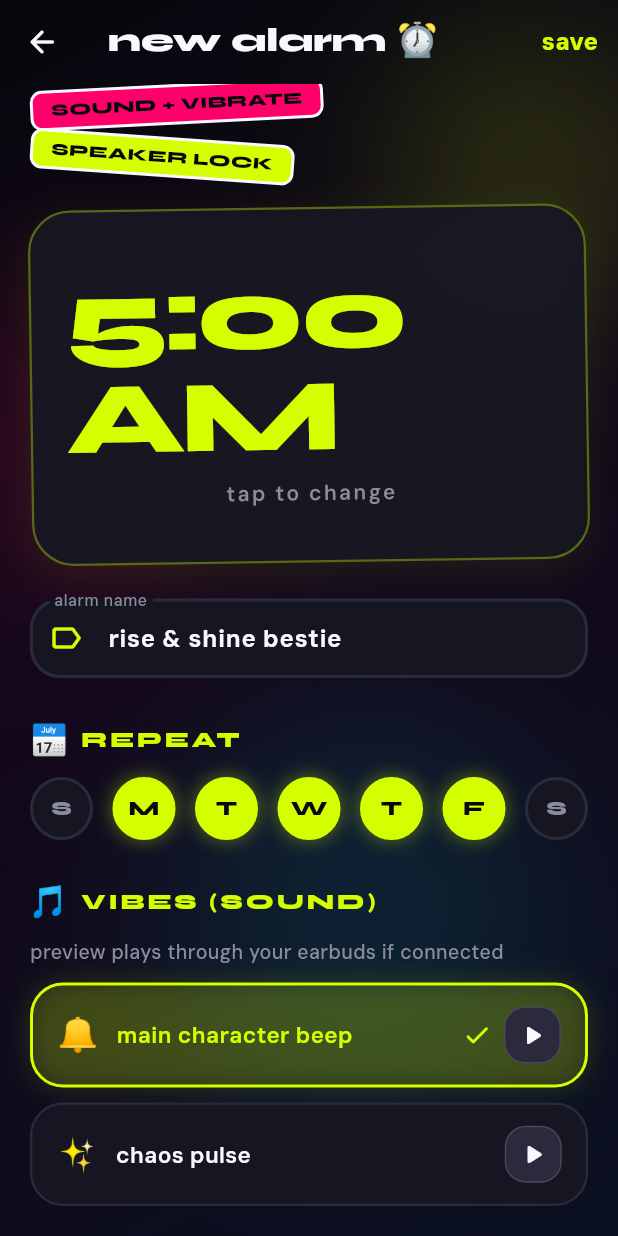
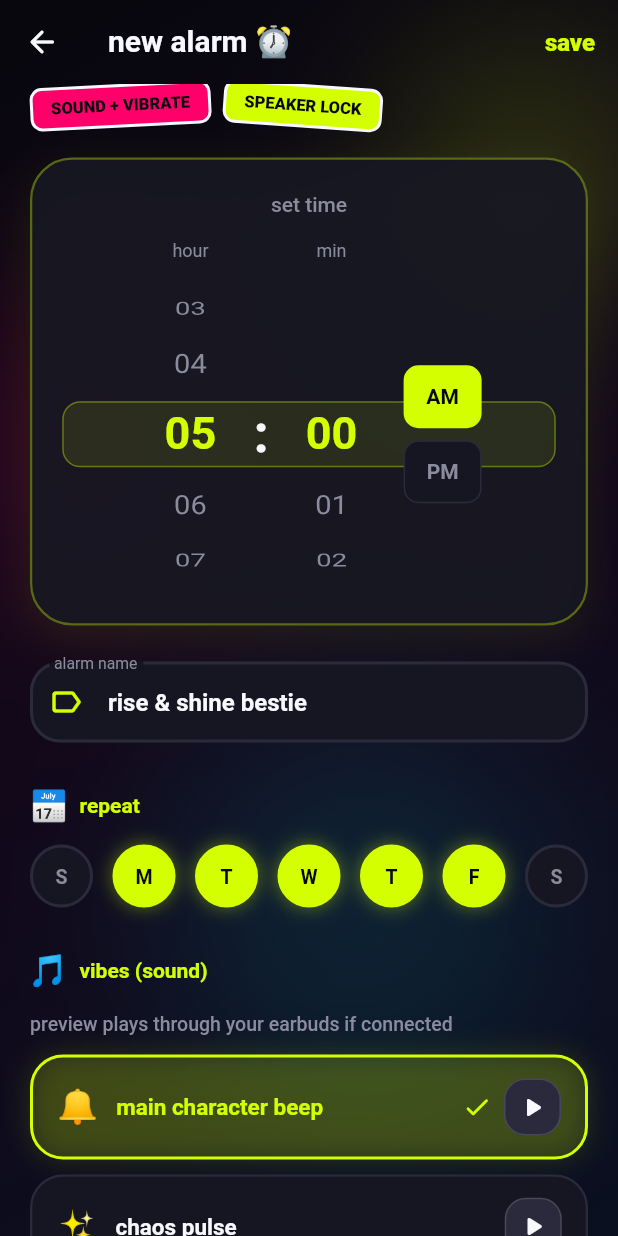
Before and after one commit to aminajaved1999/OuttaBed, a Flutter app: the screen it shows after launch, after a tap on "create alarm", on a phone screen of 412 x 824 dp. Run offline on Flutter 3.47's test engine with Material 3 defaults, Android fonts, the phone set to English and light mode, and no system bars; our stand-ins replace flutter_local_notifications, flutter_timezone, just_audio, permission_handler, shared_preferences, timezone and 2 more; missing offline and left inert: audio_session.

Commit message:
Use system fonts and inline hour/minute time picker
- Remove Syne/DM Sans custom fonts; use clean default system typography
- Replace tap-to-open time dialog with inline scroll wheels for hour and minute
- Add AM/PM toggle beside the wheels for clear 12-hour selection
- Tone down heavy weights and letter-spacing across the theme
- Rebuilt APK and updated screenshots

Co-authored-by: Amina Javed <aminajaved1999@users.noreply.github.com>

```diff
--- a/lib/screens/alarm_edit_screen.dart
+++ b/lib/screens/alarm_edit_screen.dart
@@ -6,6 +6,7 @@ import '../models/alarm.dart';
 import '../services/alarm_sound_preview.dart';
 import '../services/native_bridge.dart';
 import '../theme/app_theme.dart';
+import '../widgets/alarm_time_picker.dart';
 import '../widgets/cute_widgets.dart';
 
 class AlarmEditScreen extends StatefulWidget {
@@ -112,38 +113,6 @@ class _AlarmEditScreenState extends State<AlarmEditScreen> {
     await _loadDeviceSounds();
   }
 
-  Future<void> _pickTime() async {
-    if (widget.previewOnly) return;
-    final picked = await showTimePicker(
-      context: context,
-      initialTime: _time,
-      builder: (context, child) {
-        return Theme(
-          data: Theme.of(context).copyWith(
-            colorScheme: const ColorScheme.dark(
-              primary: AppColors.lime,
-              onPrimary: AppColors.voidBlack,
-              surface: AppColors.surface,
-              onSurface: AppColors.white,
-            ),
-            timePickerTheme: TimePickerThemeData(
-              backgroundColor: AppColors.surface,
-              hourMinuteTextColor: AppColors.lime,
-              dialHandColor: AppColors.hotPink,
-              dialBackgroundColor: AppColors.voidBlack,
-              entryModeIconColor: AppColors.muted,
-            ),
-          ),
-          child: MediaQuery(
-            data: MediaQuery.of(context).copyWith(alwaysUse24HourFormat: false),
-            child: child!,
-          ),
-        );
-      },
-    );
-    if (picked != null) setState(() => _time = picked);
-  }
-
   void _toggleDay(int day) {
     HapticFeedback.selectionClick();
     setState(() {
@@ -214,33 +183,10 @@ class _AlarmEditScreenState extends State<AlarmEditScreen> {
               ],
             ),
             const SizedBox(height: 20),
-            GestureDetector(
-              onTap: _pickTime,
-              child: SoftCard(
-                padding: const EdgeInsets.symmetric(vertical: 36, horizontal: 24),
-                tilt: -0.015,
-                accent: AppColors.lime,
-                child: Column(
-                  children: [
-                    Text(
-                      _formatTime(_time),
-                      style: AppTheme.display(68, weight: FontWeight.w800).copyWith(
-                        color: AppColors.lime,
-                        letterSpacing: -3,
-                        height: 1,
-                      ),
-                    ),
-                    const SizedBox(height: 8),
-                    Text(
-                      'tap to change',
-                      style: AppTheme.body(14, weight: FontWeight.w600).copyWith(
-                        color: AppColors.muted,
-                        letterSpacing: 1.5,
-                      ),
-                    ),
-                  ],
-                ),
-              ),
+            AlarmTimePicker(
+              time: _time,
+              readOnly: widget.previewOnly,
+              onChanged: (time) => setState(() => _time = time),
             ),
             const SizedBox(height: 24),
             TextField(
@@ -395,11 +341,4 @@ class _AlarmEditScreenState extends State<AlarmEditScreen> {
       ),
     );
   }
-
-  String _formatTime(TimeOfDay time) {
-    final period = time.hour >= 12 ? 'PM' : 'AM';
-    final hour = time.hour % 12 == 0 ? 12 : time.hour % 12;
-    final minute = time.minute.toString().padLeft(2, '0');
-    return '$hour:$minute $period';
-  }
 }
--- a/lib/theme/app_theme.dart
+++ b/lib/theme/app_theme.dart
@@ -28,26 +28,22 @@ abstract final class AppColors {
 }
 
 class AppTheme {
-  static const displayFont = 'Syne';
-  static const bodyFont = 'DMSans';
+  static TextStyle display(double size, {FontWeight weight = FontWeight.w600}) =>
+      TextStyle(fontSize: size, fontWeight: weight, height: 1.15, letterSpacing: 0);
 
-  static TextStyle display(double size, {FontWeight weight = FontWeight.w800}) =>
-      TextStyle(fontFamily: displayFont, fontSize: size, fontWeight: weight, height: 1.0);
-
-  static TextStyle body(double size, {FontWeight weight = FontWeight.w500, Color? color}) =>
+  static TextStyle body(double size, {FontWeight weight = FontWeight.w400, Color? color}) =>
       TextStyle(
-        fontFamily: bodyFont,
         fontSize: size,
         fontWeight: weight,
         color: color ?? AppColors.muted,
-        height: 1.3,
+        height: 1.4,
+        letterSpacing: 0,
       );
 
   static ThemeData get dark {
     return ThemeData(
       useMaterial3: true,
       brightness: Brightness.dark,
-      fontFamily: bodyFont,
       scaffoldBackgroundColor: AppColors.voidBlack,
       colorScheme: const ColorScheme.dark(
         primary: AppColors.lime,
@@ -58,25 +54,25 @@ class AppTheme {
         onSurface: AppColors.white,
       ),
       textTheme: TextTheme(
-        displayLarge: display(72, weight: FontWeight.w800),
-        displayMedium: display(56, weight: FontWeight.w800),
-        displaySmall: display(44, weight: FontWeight.w700),
-        headlineLarge: display(32, weight: FontWeight.w800),
-        headlineMedium: display(26, weight: FontWeight.w700),
-        headlineSmall: display(22, weight: FontWeight.w700),
-        titleLarge: body(18, weight: FontWeight.w700, color: AppColors.white),
-        titleMedium: body(16, weight: FontWeight.w600, color: AppColors.white),
-        bodyLarge: body(16, weight: FontWeight.w500),
-        bodyMedium: body(14, weight: FontWeight.w500),
-        bodySmall: body(12, weight: FontWeight.w500),
-        labelLarge: body(14, weight: FontWeight.w700, color: AppColors.lime),
+        displayLarge: display(72, weight: FontWeight.w700),
+        displayMedium: display(56, weight: FontWeight.w700),
+        displaySmall: display(44, weight: FontWeight.w600),
+        headlineLarge: display(32, weight: FontWeight.w600),
+        headlineMedium: display(26, weight: FontWeight.w600),
+        headlineSmall: display(22, weight: FontWeight.w600),
+        titleLarge: body(18, weight: FontWeight.w600, color: AppColors.white),
+        titleMedium: body(16, weight: FontWeight.w500, color: AppColors.white),
+        bodyLarge: body(16),
+        bodyMedium: body(14),
+        bodySmall: body(12),
+        labelLarge: body(14, weight: FontWeight.w600, color: AppColors.lime),
       ),
       appBarTheme: AppBarTheme(
         elevation: 0,
         scrolledUnderElevation: 0,
         backgroundColor: Colors.transparent,
         foregroundColor: AppColors.white,
-        titleTextStyle: display(22, weight: FontWeight.w800).copyWith(color: AppColors.white),
+        titleTextStyle: display(20, weight: FontWeight.w600).copyWith(color: AppColors.white),
       ),
       sliderTheme: SliderThemeData(
         activeTrackColor: AppColors.lime,
--- /dev/null
+++ b/lib/widgets/alarm_time_picker.dart
@@ -0,0 +1,290 @@
+import 'package:flutter/material.dart';
+import 'package:flutter/services.dart';
+
+import '../theme/app_theme.dart';
+import 'cute_widgets.dart' show SoftCard;
+
+class AlarmTimePicker extends StatefulWidget {
+  const AlarmTimePicker({
+    super.key,
+    required this.time,
+    required this.onChanged,
+    this.readOnly = false,
+  });
+
+  final TimeOfDay time;
+  final ValueChanged<TimeOfDay> onChanged;
+  final bool readOnly;
+
+  @override
+  State<AlarmTimePicker> createState() => _AlarmTimePickerState();
+}
+
+class _AlarmTimePickerState extends State<AlarmTimePicker> {
+  static const _itemHeight = 44.0;
+  static const _visibleItems = 5;
+  static const _wheelHeight = _itemHeight * _visibleItems;
+
+  late FixedExtentScrollController _hourController;
+  late FixedExtentScrollController _minuteController;
+
+  late int _hour12;
+  late int _minute;
+  late bool _isPm;
+
+  @override
+  void initState() {
+    super.initState();
+    _syncFromTime(widget.time);
+    _hourController = FixedExtentScrollController(initialItem: _hour12 - 1);
+    _minuteController = FixedExtentScrollController(initialItem: _minute);
+  }
+
+  @override
+  void didUpdateWidget(covariant AlarmTimePicker oldWidget) {
+    super.didUpdateWidget(oldWidget);
+    if (oldWidget.time != widget.time) {
+      _syncFromTime(widget.time);
+      _hourController.jumpToItem(_hour12 - 1);
+      _minuteController.jumpToItem(_minute);
+    }
+  }
+
+  @override
+  void dispose() {
+    _hourController.dispose();
+    _minuteController.dispose();
+    super.dispose();
+  }
+
+  void _syncFromTime(TimeOfDay time) {
+    _hour12 = time.hour % 12 == 0 ? 12 : time.hour % 12;
+    _minute = time.minute;
+    _isPm = time.hour >= 12;
+  }
+
+  void _emitChange() {
+    var hour24 = _hour12 % 12;
+    if (_isPm) hour24 += 12;
+    widget.onChanged(TimeOfDay(hour: hour24, minute: _minute));
+  }
+
+  void _setPeriod(bool isPm) {
+    if (widget.readOnly || _isPm == isPm) return;
+    HapticFeedback.selectionClick();
+    setState(() => _isPm = isPm);
+    _emitChange();
+  }
+
+  @override
+  Widget build(BuildContext context) {
+    return SoftCard(
+      padding: const EdgeInsets.fromLTRB(12, 20, 12, 16),
+      accent: AppColors.lime,
+      child: Column(
+        children: [
+          Text(
+            'set time',
+            style: AppTheme.body(14, weight: FontWeight.w500),
+          ),
+          const SizedBox(height: 12),
+          Row(
+            mainAxisAlignment: MainAxisAlignment.center,
+            children: [
+              SizedBox(width: 72, child: Center(child: Text('hour', style: AppTheme.body(12)))),
+              const SizedBox(width: 22),
+              SizedBox(width: 72, child: Center(child: Text('min', style: AppTheme.body(12)))),
+              const SizedBox(width: 64),
+            ],
+          ),
+          const SizedBox(height: 4),
+          SizedBox(
+            height: _wheelHeight,
+            child: Stack(
+              alignment: Alignment.center,
+              children: [
+                Positioned.fill(
+                  child: Center(
+                    child: Container(
+                      height: _itemHeight,
+                      margin: const EdgeInsets.symmetric(horizontal: 8),
+                      decoration: BoxDecoration(
+                        color: AppColors.lime.withValues(alpha: 0.1),
+                        borderRadius: BorderRadius.circular(12),
+                        border: Border.all(color: AppColors.lime.withValues(alpha: 0.35)),
+                      ),
+                    ),
+                  ),
+                ),
+                Row(
+                  mainAxisAlignment: MainAxisAlignment.center,
+                  children: [
+                    _WheelColumn(
+                      controller: _hourController,
+                      itemCount: 12,
+                      readOnly: widget.readOnly,
+                      formatter: (index) => '${index + 1}'.padLeft(2, '0'),
+                      onSelected: (index) {
+                        HapticFeedback.selectionClick();
+                        setState(() => _hour12 = index + 1);
+                        _emitChange();
+                      },
+                    ),
+                    Padding(
+                      padding: const EdgeInsets.symmetric(horizontal: 6),
+                      child: Text(
+                        ':',
+                        style: AppTheme.display(36, weight: FontWeight.w600).copyWith(
+                          color: AppColors.white,
+                          height: 1,
+                        ),
+                      ),
+                    ),
+                    _WheelColumn(
+                      controller: _minuteController,
+                      itemCount: 60,
+                      readOnly: widget.readOnly,
+                      formatter: (index) => index.toString().padLeft(2, '0'),
+                      onSelected: (index) {
+                        HapticFeedback.selectionClick();
+                        setState(() => _minute = index);
+                        _emitChange();
+                      },
+                    ),
+                    const SizedBox(width: 12),
+                    _PeriodPicker(
+                      isPm: _isPm,
+                      readOnly: widget.readOnly,
+                      onChanged: _setPeriod,
+                    ),
+                  ],
+                ),
+              ],
+            ),
+          ),
+        ],
+      ),
+    );
+  }
+}
+
+class _WheelColumn extends StatelessWidget {
+  const _WheelColumn({
+    required this.controller,
+    required this.itemCount,
+    required this.formatter,
+    required this.onSelected,
+    required this.readOnly,
+  });
+
+  final FixedExtentScrollController controller;
+  final int itemCount;
+  final String Function(int index) formatter;
+  final ValueChanged<int> onSelected;
+  final bool readOnly;
+
+  static const _itemHeight = _AlarmTimePickerState._itemHeight;
+  static const _wheelHeight = _AlarmTimePickerState._wheelHeight;
+
+  @override
+  Widget build(BuildContext context) {
+    return SizedBox(
+      width: 72,
+      height: _wheelHeight,
+      child: ListWheelScrollView.useDelegate(
+        controller: controller,
+        physics: readOnly ? const NeverScrollableScrollPhysics() : const FixedExtentScrollPhysics(),
+        itemExtent: _itemHeight,
+        perspective: 0.003,
+        diameterRatio: 1.4,
+        onSelectedItemChanged: readOnly ? null : onSelected,
+        childDelegate: ListWheelChildBuilderDelegate(
+          childCount: itemCount,
+          builder: (context, index) {
+            final selected = controller.hasClients && controller.selectedItem == index;
+            return Center(
+              child: Text(
+                formatter(index),
+                style: AppTheme.display(
+                  selected ? 30 : 20,
+                  weight: selected ? FontWeight.w700 : FontWeight.w400,
+                ).copyWith(
+                  color: selected ? AppColors.lime : AppColors.muted,
+                  height: 1,
+                ),
+              ),
+            );
+          },
+        ),
+      ),
+    );
+  }
+}
+
+class _PeriodPicker extends StatelessWidget {
+  const _PeriodPicker({
+    required this.isPm,
+    required this.readOnly,
+    required this.onChanged,
+  });
+
+  final bool isPm;
+  final bool readOnly;
+  final ValueChanged<bool> onChanged;
+
+  @override
+  Widget build(BuildContext context) {
+    return Column(
+      mainAxisAlignment: MainAxisAlignment.center,
+      children: [
+        _PeriodButton(
+          label: 'AM',
+          selected: !isPm,
+          onTap: readOnly ? null : () => onChanged(false),
+        ),
+        const SizedBox(height: 8),
+        _PeriodButton(
+          label: 'PM',
+          selected: isPm,
+          onTap: readOnly ? null : () => onChanged(true),
+        ),
+      ],
+    );
+  }
+}
+
+class _PeriodButton extends StatelessWidget {
+  const _PeriodButton({
+    required this.label,
+    required this.selected,
+    required this.onTap,
+  });
+
+  final String label;
+  final bool selected;
+  final VoidCallback? onTap;
+
+  @override
+  Widget build(BuildContext context) {
+    return GestureDetector(
+      onTap: onTap,
+      child: AnimatedContainer(
+        duration: const Duration(milliseconds: 150),
+        width: 52,
+        padding: const EdgeInsets.symmetric(vertical: 10),
+        alignment: Alignment.center,
+        decoration: BoxDecoration(
+          color: selected ? AppColors.lime : AppColors.surface,
+          borderRadius: BorderRadius.circular(10),
+          border: Border.all(color: selected ? AppColors.lime : AppColors.stroke),
+        ),
+        child: Text(
+          label,
+          style: AppTheme.body(14, weight: FontWeight.w600).copyWith(
+            color: selected ? AppColors.voidBlack : AppColors.muted,
+          ),
+        ),
+      ),
+    );
+  }
+}
--- a/lib/widgets/cute_widgets.dart
+++ b/lib/widgets/cute_widgets.dart
@@ -302,8 +302,7 @@ class DayChip extends StatelessWidget {
         child: Text(
           label,
           style: TextStyle(
-            fontFamily: AppTheme.displayFont,
-            fontWeight: FontWeight.w800,
+            fontWeight: FontWeight.w600,
             fontSize: 13,
             color: selected ? AppColors.voidBlack : AppColors.muted,
           ),
@@ -328,10 +327,9 @@ class SectionTitle extends StatelessWidget {
           if (emoji != null) Text(emoji!, style: const TextStyle(fontSize: 20)),
           if (emoji != null) const SizedBox(width: 8),
           Text(
-            title.toUpperCase(),
-            style: AppTheme.display(14, weight: FontWeight.w800).copyWith(
+            title,
+            style: AppTheme.body(14, weight: FontWeight.w600).copyWith(
               color: AppColors.lime,
-              letterSpacing: 2,
             ),
           ),
         ],
```
Also changed, not shown: pubspec.yaml (+0 -7 lines), assets/fonts/DMSans-Variable.ttf (deleted), assets/fonts/Syne-Variable.ttf (deleted), 4 other files.
